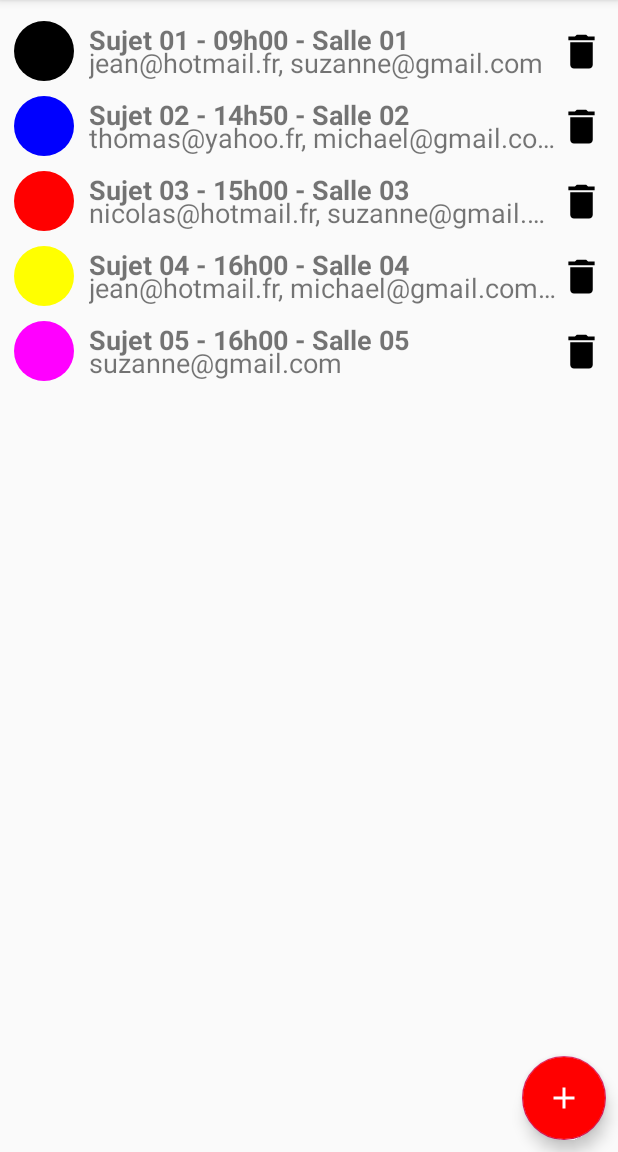
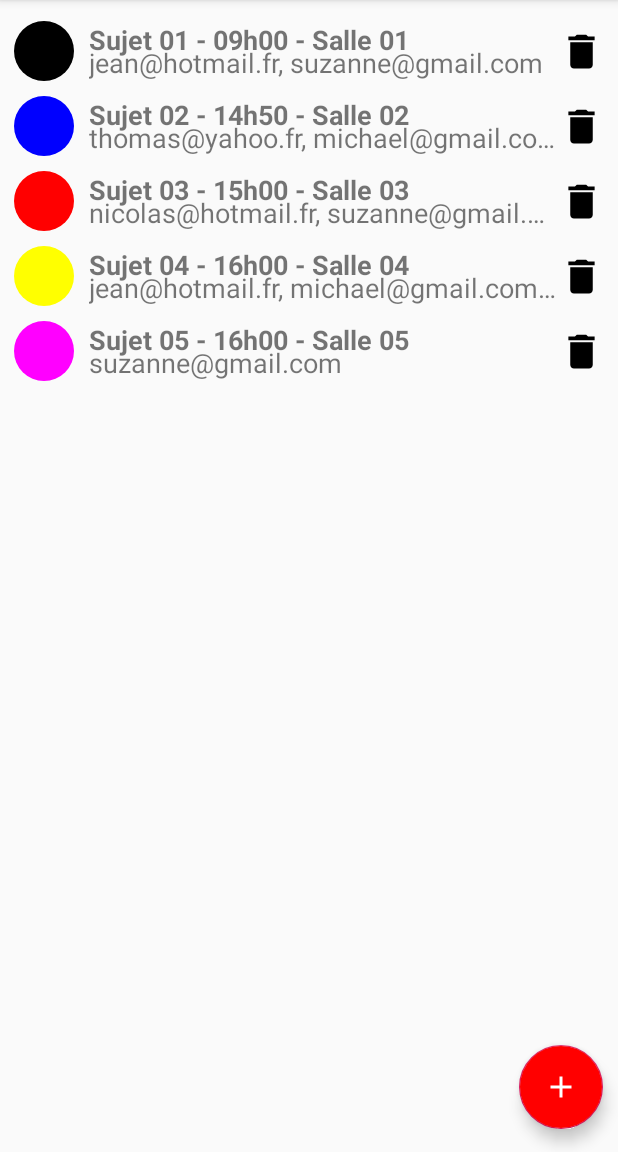
Before and after one commit to Boco0711/MaReu, an Android app: the screen it shows after launch (MainActivity), on a phone screen of 412 x 824 dp, the part 84-1236 px from its top. Run offline under Robolectric (Android 15) with nearby library versions, the phone set to English and light mode, and no system bars; our stand-ins replace EventBus.

Commit message:
Ajout de la marge pour le bouton d'ajout

```diff
--- a/app/src/main/res/values/dimens.xml
+++ b/app/src/main/res/values/dimens.xml
@@ -17,6 +17,8 @@
     <dimen name="margin_button_right">5dp</dimen>
     <dimen name="margin_text_right">35dp</dimen>
 
+    <dimen name="margin_adding_button_bottom">15dp</dimen>
+    <dimen name="margin_adding_button_right">10dp</dimen>
 
 
 
```
